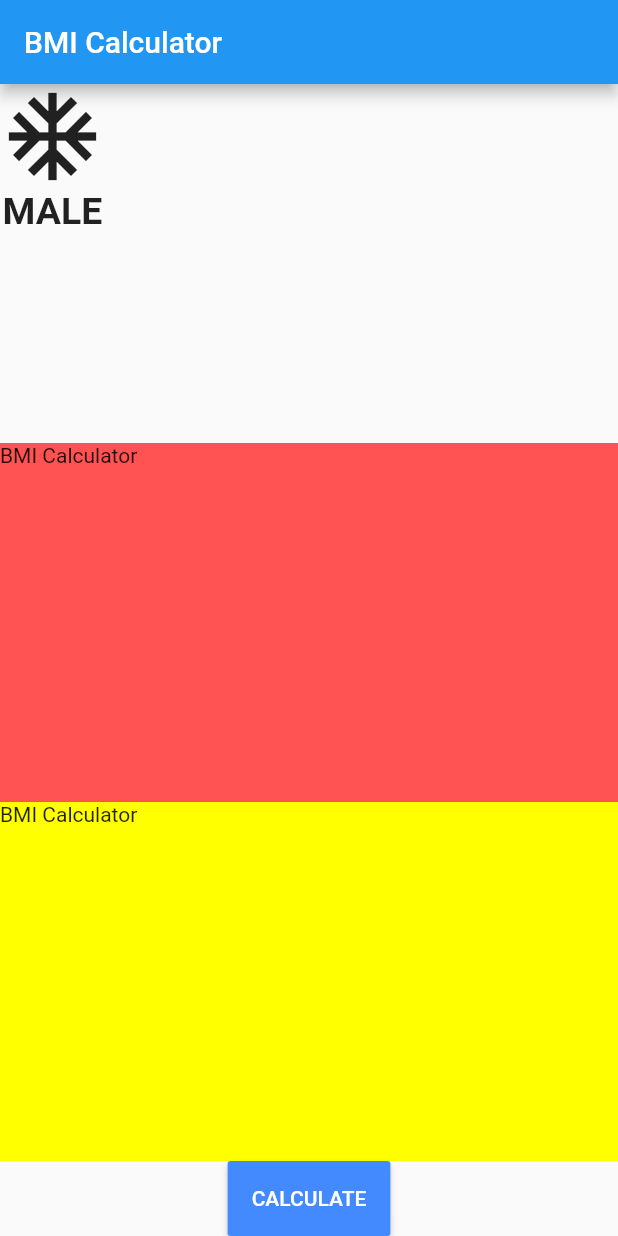
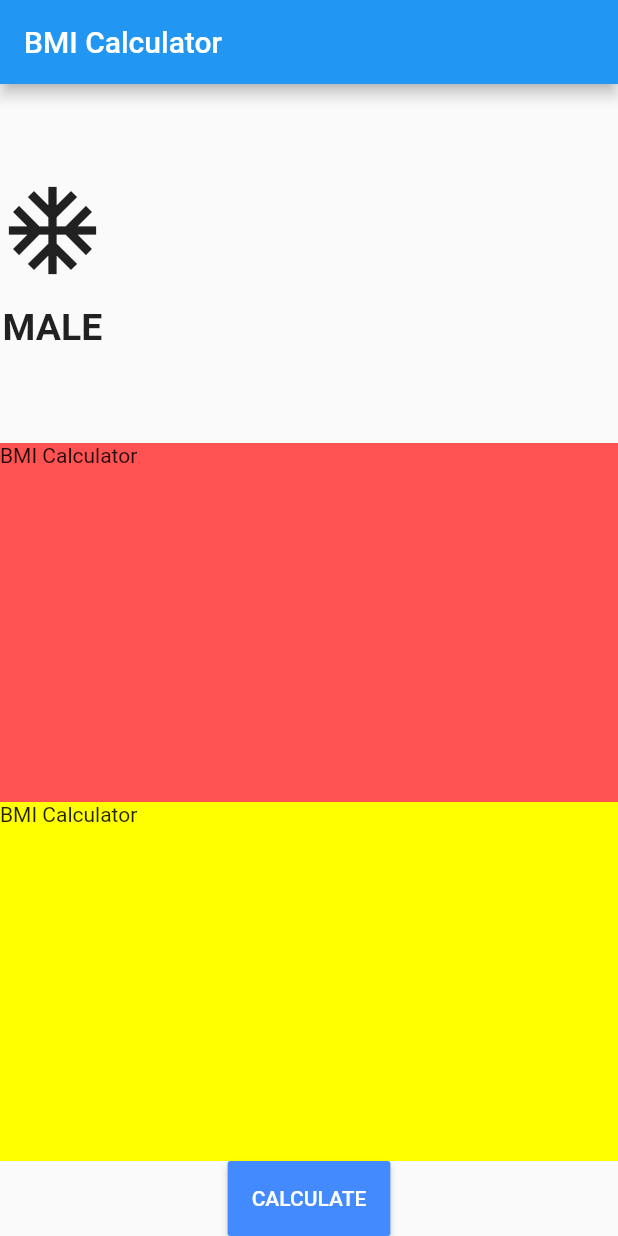
Before and after one commit to Devsaci/bmi_calculator_mansour, a Flutter app: the screen it shows after launch, on a phone screen of 412 x 824 dp. Run offline on Flutter 3.47's test engine with Material 2 defaults, Android fonts, the phone set to English and light mode, and no system bars.

Commit message:
SizedBox/mainAxisAlignment

```diff
--- a/lib/bmi_screen.dart
+++ b/lib/bmi_screen.dart
@@ -4,6 +4,7 @@ import 'dart:ui';
 
 import 'package:flutter/cupertino.dart';
 import 'package:flutter/material.dart';
+import 'package:flutter/rendering.dart';
 
 class BmiScreen extends StatefulWidget {
   const BmiScreen({Key? key}) : super(key: key);
@@ -23,8 +24,10 @@ class _BmiScreenState extends State<BmiScreen> {
             child: Row(
               children: [
                 Column(
+                  mainAxisAlignment: MainAxisAlignment.center,
                   children: [
                     Icon(Icons.ac_unit,size: 70.0,),
+                    SizedBox(height: 15,),
                     Text('MALE',style: TextStyle(fontSize: 25,fontWeight: FontWeight.bold),)
 
                   ],
```
